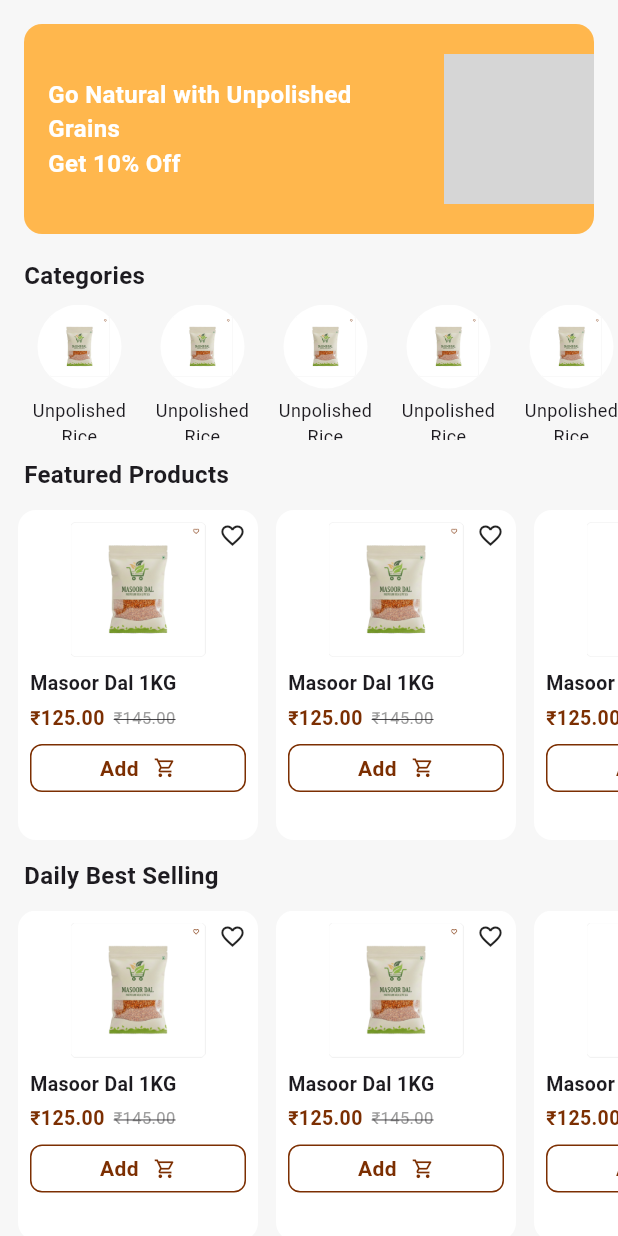
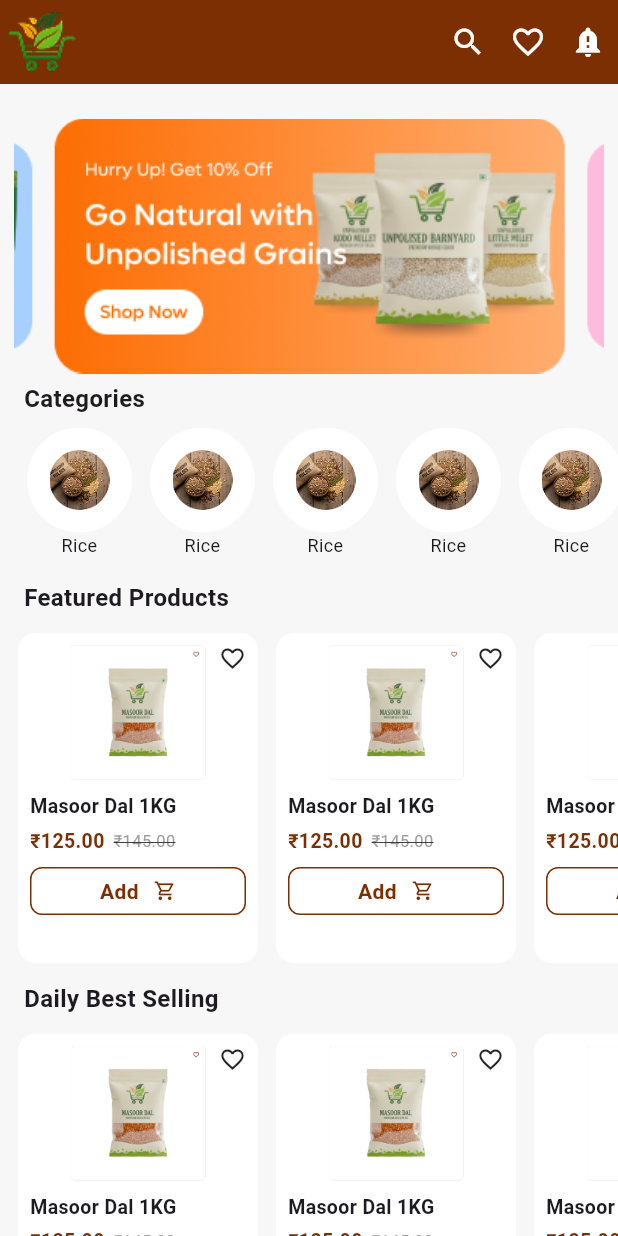
Before and after one commit to adithyanvlmna/e-cart, a Flutter app: the HomeScreen screen opened directly, on a phone screen of 412 x 824 dp. Run offline on Flutter 3.47's test engine with Material 3 defaults, Android fonts, the phone set to English and light mode, and no system bars; accounts and stored records are empty; grey boxes are pictures that could not be loaded.

Commit message:
feat : final commit

```diff
--- a/lib/core/utils/routes.dart
+++ b/lib/core/utils/routes.dart
@@ -1,13 +1,22 @@
 import 'package:e_mart/screens/bottom_navbar_screen.dart';
 import 'package:e_mart/screens/login_screen.dart';
+import 'package:e_mart/screens/product_details_screen.dart';
+import 'package:e_mart/screens/product_list_screen.dart';
+import 'package:e_mart/screens/splash_screen.dart';
 import 'package:flutter/material.dart';
 
 class Routes {
   static const String login="/login";
   static const String bottomNav="/bottomNav";
+  static const String productLscreen="/productLscreen";
+  static const String prodDscreen="/prodDscreen";
+  static const String splash="/splash";
   static  Map<String, Widget Function(BuildContext)> routes={
     Routes.login:(_)=> LoginScreen(),
-    Routes.bottomNav:(_)=> BottomNavbarScreen()
+    Routes.bottomNav:(_)=> BottomNavbarScreen(),
+    Routes.productLscreen:(_)=> ProductListScreen(),
+    Routes.prodDscreen:(_)=> ProductDetailScreen(),
+     Routes.splash:(_)=> SplashScreen()
 
   };
 }
--- a/lib/main.dart
+++ b/lib/main.dart
@@ -23,7 +23,7 @@ class MyApp extends StatelessWidget {
       child: MaterialApp(
         debugShowCheckedModeBanner: false,
         title: 'E cart',
-        initialRoute: Routes.bottomNav,
+        initialRoute: Routes.splash,
         routes: Routes.routes,
       ),
     );
--- a/lib/screens/home_screen.dart
+++ b/lib/screens/home_screen.dart
@@ -1,7 +1,7 @@
 import 'package:e_mart/core/app_theme/app_colors.dart';
+import 'package:e_mart/core/utils/routes.dart';
 import 'package:e_mart/widgets/custom_product_card.dart';
 import 'package:flutter/material.dart';
-
 
 class HomeScreen extends StatelessWidget {
   const HomeScreen({super.key});
@@ -9,46 +9,40 @@ class HomeScreen extends StatelessWidget {
   @override
   Widget build(BuildContext context) {
     return Scaffold(
+      appBar: AppBar(
+        backgroundColor: AppColors.primaryBrown,
+        leading: Image.asset("assets/images/leading.png"),
+        actions: [
+          Padding(
+            padding: const EdgeInsets.all(8.0),
+            child: Icon(Icons.search, color: Colors.white),
+          ),
+          Padding(
+            padding: const EdgeInsets.all(8.0),
+            child: Icon(Icons.favorite_outline, color: Colors.white),
+          ),
+          Padding(
+            padding: const EdgeInsets.all(8.0),
+            child: Icon(Icons.notification_important, color: Colors.white),
+          ),
+        ],
+      ),
       backgroundColor: AppColors.lightBg,
       body: SingleChildScrollView(
         child: Column(
           crossAxisAlignment: CrossAxisAlignment.start,
           children: [
-            // Banner
-            Container(
-              margin: const EdgeInsets.all(16),
-              height: 140,
-              decoration: BoxDecoration(
-                color: Colors.orange.shade300,
-                borderRadius: BorderRadius.circular(12),
-              ),
-              child: Row(
-                mainAxisAlignment: MainAxisAlignment.spaceAround,
-                children: [
-                  const Expanded(
-                    child: Padding(
-                      padding: EdgeInsets.all(16),
-                      child: Text(
-                        "Go Natural with Unpolished Grains\nGet 10% Off",
-                        style: TextStyle(
-                            color: Colors.white,
-                            fontSize: 16,
-                            fontWeight: FontWeight.bold),
-                      ),
-                    ),
-                  ),
-                  Image.asset("assets/images/banner.png", height: 100),
-                ],
-              ),
+            SizedBox(height: 18),
+
+            Center(
+              child: Image.asset("assets/images/homeimg.png", height: 180),
             ),
-
 
             const Padding(
               padding: EdgeInsets.symmetric(horizontal: 16),
               child: Text(
                 "Categories",
-                style: TextStyle(
-                    fontWeight: FontWeight.bold, fontSize: 16),
+                style: TextStyle(fontWeight: FontWeight.bold, fontSize: 16),
               ),
             ),
             const SizedBox(height: 8),
@@ -59,8 +53,10 @@ class HomeScreen extends StatelessWidget {
                 padding: const EdgeInsets.symmetric(horizontal: 12),
                 children: List.generate(
                   5,
-                  (index) => _categoryItem("assets/images/product.png",
-                      "Unpolished Rice"),
+                  (index) => _categoryItem(
+                    "assets/images/circleimg.png",
+                    "Rice",
+                  ),
                 ),
               ),
             ),
@@ -68,23 +64,23 @@ class HomeScreen extends StatelessWidget {
             const SizedBox(height: 12),
             _productSection("Featured Products"),
             const SizedBox(height: 12),
-            _horizontalProductList(),
+            _horizontalProductList(context: context),
             const SizedBox(height: 12),
             _productSection("Daily Best Selling"),
             const SizedBox(height: 12),
-            _horizontalProductList(),
+            _horizontalProductList(context: context),
             const SizedBox(height: 12),
             _productSection("Recently Added"),
             const SizedBox(height: 12),
-            _horizontalProductList(),
+            _horizontalProductList(context: context),
             const SizedBox(height: 12),
             _productSection("Popular Products"),
             const SizedBox(height: 12),
-            _horizontalProductList(),
+            _horizontalProductList(context: context),
             const SizedBox(height: 12),
             _productSection("Trending Products"),
             const SizedBox(height: 12),
-            _horizontalProductList(),
+            _horizontalProductList(context: context),
             const SizedBox(height: 20),
           ],
         ),
@@ -99,11 +95,11 @@ class HomeScreen extends StatelessWidget {
       child: Column(
         children: [
           CircleAvatar(
-            radius: 28,
+            radius: 35,
             backgroundColor: Colors.white,
             child: Image.asset(image, height: 40),
           ),
-          const SizedBox(height: 6),
+
           Text(
             title,
             style: const TextStyle(fontSize: 12),
@@ -119,13 +115,12 @@ class HomeScreen extends StatelessWidget {
       padding: const EdgeInsets.symmetric(horizontal: 16),
       child: Text(
         title,
-        style: const TextStyle(
-            fontWeight: FontWeight.bold, fontSize: 16),
+        style: const TextStyle(fontWeight: FontWeight.bold, fontSize: 16),
       ),
     );
   }
 
-  Widget _horizontalProductList() {
+  Widget _horizontalProductList({required BuildContext context}) {
     return SizedBox(
       height: 220,
       child: ListView.separated(
@@ -133,8 +128,10 @@ class HomeScreen extends StatelessWidget {
         padding: const EdgeInsets.symmetric(horizontal: 12),
         itemBuilder: (_, index) => SizedBox(
           width: 160,
-          child:  ProductCard(
-            onTap: (){},
+          child: ProductCard(
+            onTap: () {
+              Navigator.pushNamed(context, Routes.productLscreen);
+            },
             name: "Masoor Dal 1KG",
             price: "₹125.00",
             oldPrice: "₹145.00",
```
Also changed, not shown: lib/screens/login_screen.dart (+12 -7 lines), lib/screens/product_details_screen.dart (+7 -3 lines), lib/screens/product_list_screen.dart (+5 -2 lines), lib/screens/splash_screen.dart (added, +76 -0 lines), assets/images/circleimg.png (added), assets/images/homeimg.png (added), assets/images/leading.png (added), 6 other files.
